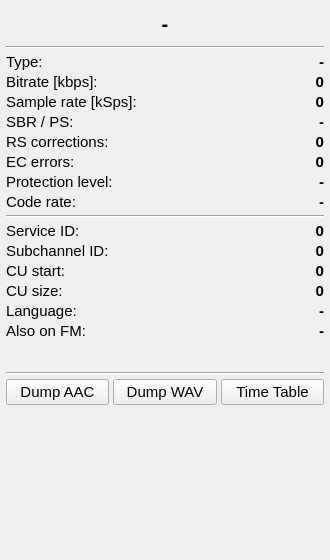
Old version of the form src/base/forms/techdata.ui in the repository tomneda/DABstar.
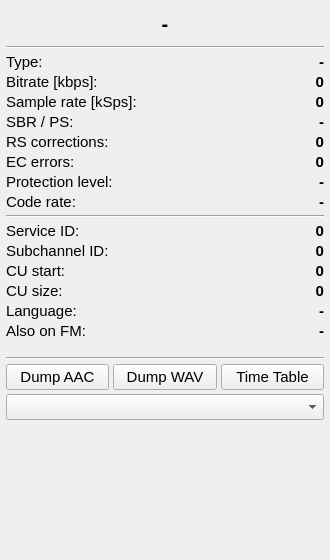
New version of the form. Custom widgets are drawn as their Qt base class.

Commit message:
Add spectrum display modes and refactor plotting
Introduce new audio spectrum display modes (FFT filled, unfilled, log bands, and Off) with enhanced UI and plotting logic. Refactor `AudioDisplay` for simplified handling and improve axis setup.

Diff of the .ui file:
```diff
--- a/src/base/forms/techdata.ui
+++ b/src/base/forms/techdata.ui
@@ -18,7 +18,7 @@
   <property name="windowTitle">
    <string>Audio Service Details</string>
   </property>
-  <layout class="QVBoxLayout" name="verticalLayout" stretch="0,0,0,0,0,0,0,0,0,1">
+  <layout class="QVBoxLayout" name="verticalLayout" stretch="0,0,0,0,0,0,0,0,0,0,1">
    <property name="spacing">
     <number>4</number>
    </property>
@@ -448,7 +448,21 @@
     </layout>
    </item>
    <item>
-    <widget class="PlotWidget" name="plotAudioFft" native="true"/>
+    <widget class="QComboBox" name="cmbAudioPlotMode">
+     <property name="toolTip">
+      <string>&lt;html&gt;&lt;head/&gt;&lt;body&gt;&lt;p&gt;&lt;span style=&quot; font-weight:700;&quot;&gt;Audio spectrum display mode&lt;/span&gt;&lt;/p&gt;&lt;p&gt;Select between continuous linear FFT spectrum (unfilled or filled), 8 logarithmic octave bands, or Off to shrink the display.&lt;/p&gt;&lt;/body&gt;&lt;/html&gt;</string>
+     </property>
+    </widget>
+   </item>
+   <item>
+    <widget class="PlotWidget" name="plotAudioFft" native="true">
+     <property name="minimumSize">
+      <size>
+       <width>0</width>
+       <height>120</height>
+      </size>
+     </property>
+    </widget>
    </item>
   </layout>
  </widget>
```
The commit also changes 7 other files.
